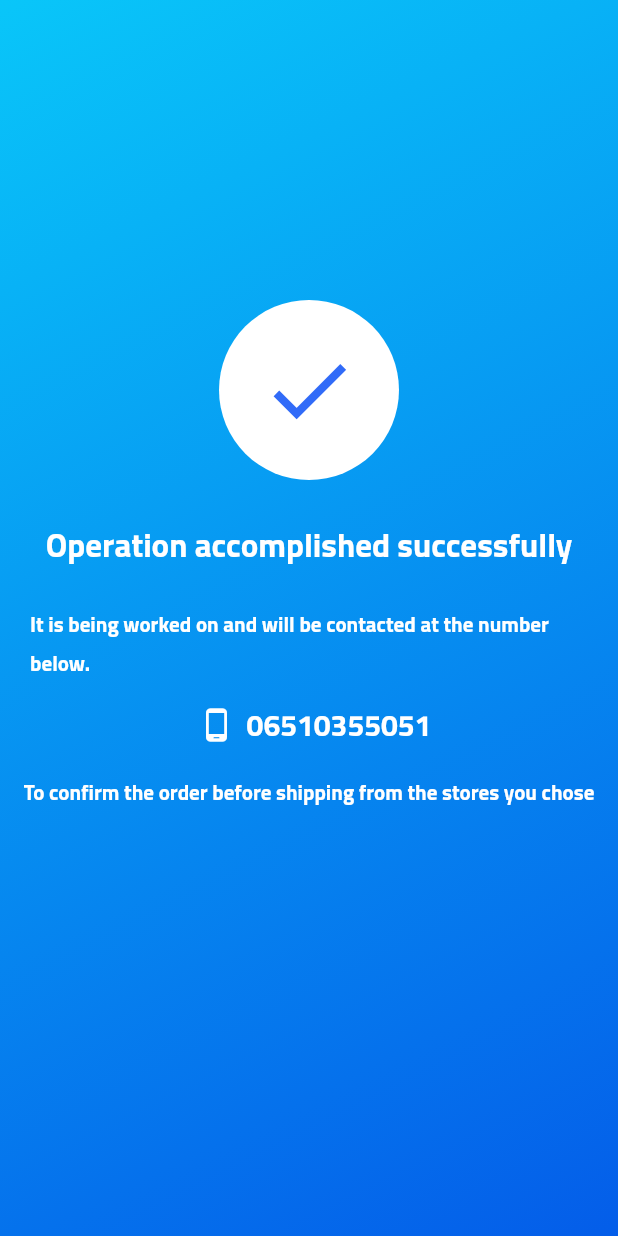
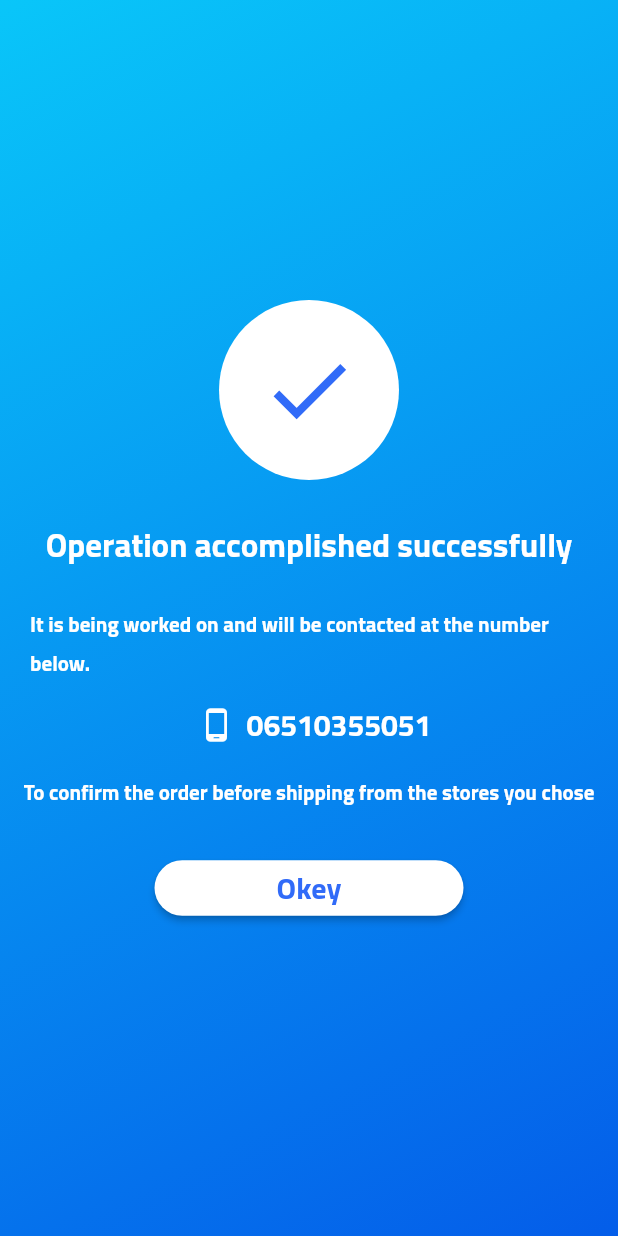
Before and after one commit to bavly10/shopping, a Flutter app: the SuccessOrder screen opened directly, on a phone screen of 412 x 824 dp. Run offline on Flutter 3.47's test engine with Material 2 defaults, Android fonts, the phone set to English and light mode, and no system bars; our stand-ins replace badges, bloc, cached_network_image, carousel_slider, dio, flutter_advanced_drawer and 10 more; missing offline and left inert: flutter_inappwebview; accounts and stored records are empty; network calls fail.

Commit message:
latest+pageorders+launchcall+status

```diff
--- a/lib/modules/OrderStauts/Success.dart
+++ b/lib/modules/OrderStauts/Success.dart
@@ -1,5 +1,9 @@
+import 'dart:ui';
+
 import 'package:flutter/material.dart';
 import 'package:flutter_hex_color/flutter_hex_color.dart';
+import 'package:shopping/modules/cart/cart.dart';
+import 'package:shopping/shared/compononet/componotents.dart';
 import 'package:shopping/shared/localization/translate.dart';
 import 'package:shopping/shared/my_colors.dart';
 
@@ -76,7 +80,27 @@ class SuccessOrder extends StatelessWidget {
                   child: Text(mytranslate(context, "before"),
                       style: const TextStyle(
                           color: Colors.white, fontWeight: FontWeight.bold)),
-                )
+                ),
+                Padding(
+                  padding: const EdgeInsets.all(27.0),
+                  child: MaterialButton(
+                      minWidth: MediaQuery.of(context).size.width * .5,
+                      shape: RoundedRectangleBorder(
+                        borderRadius: BorderRadius.circular(30.0),
+                      ),
+                      onPressed: () {
+                        navigateTo(context, CartScreen());
+                      },
+                      textColor: myBlue,
+                      color: Colors.white,
+                      child: Text(
+                        mytranslate(context, "ok"),
+                        style: TextStyle(
+                            color: myBlue,
+                            fontSize: 20,
+                            fontWeight: FontWeight.bold),
+                      )),
+                ),
               ],
             ),
           ),
```
Also changed, not shown: lib/modules/OrderStauts/failed.dart (+24 -1 lines).
